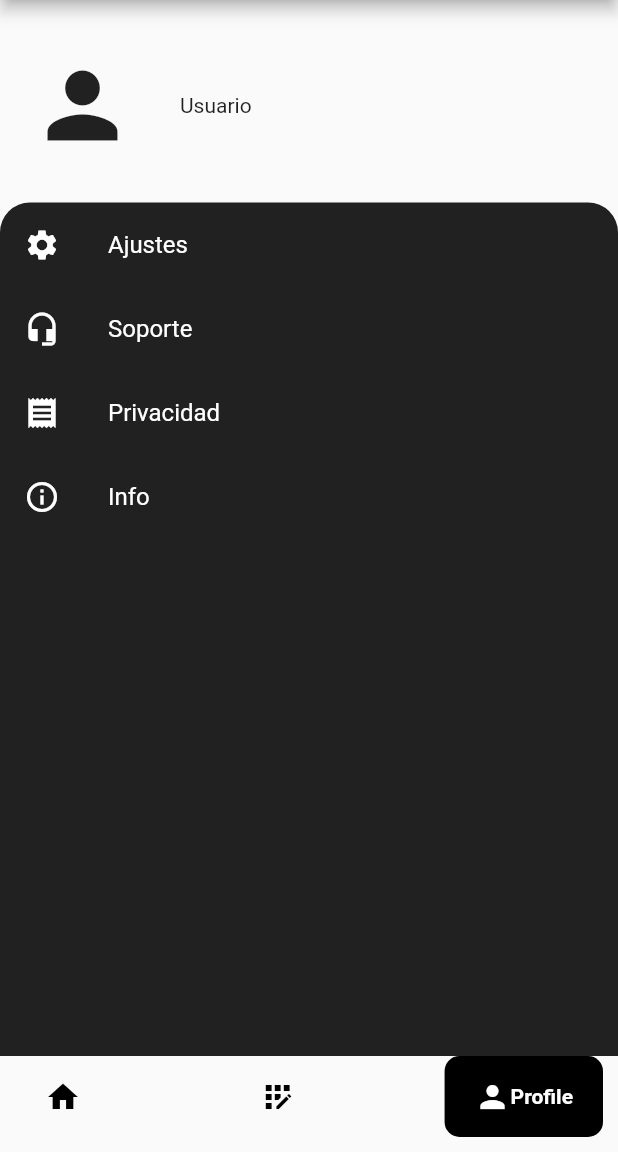
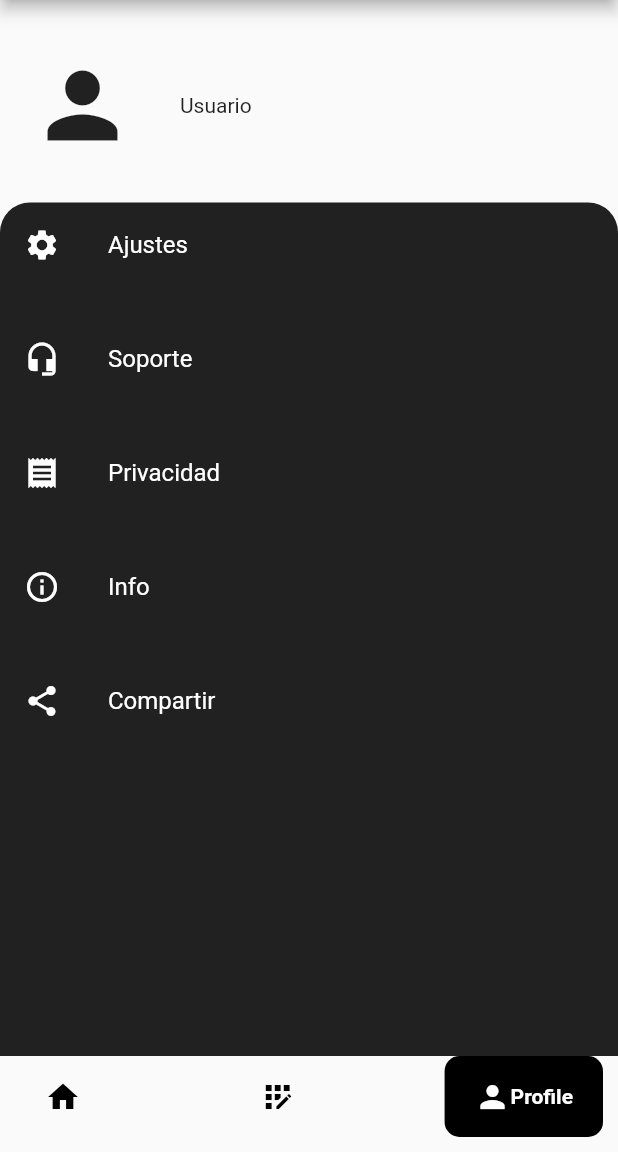
Before and after one commit to Fabiola08/crud, a Flutter app: the screen it shows once a user with an empty profile is signed in, item 3 of the bottom bar chosen, on a phone screen of 412 x 824 dp, the part 84-1236 px from its top. Run offline on Flutter 3.47's test engine with Material 2 defaults, Android fonts, the phone set to English and light mode, and no system bars; drawn by our look-alikes of google_nav_bar; our stand-ins replace cloud_firestore, firebase_auth, firebase_core, firebase_database, firebase_storage, image_picker; accounts and stored records are empty.

```diff
--- a/lib/pages/home_page.dart
+++ b/lib/pages/home_page.dart
@@ -18,10 +18,10 @@ class Home extends StatefulWidget {
 class _HomePageState extends State<Home> {
     int indexTap = 0;
 
-  final List<Widget> widgetsChildren = const [
-    HomeScreen(),
-    SearchScreen(),
-    Profile(),
+  final List<Widget> widgetsChildren =  [
+    const HomeScreen(),
+    const RealtimeDatabase(),
+    const Profile(),
   ];
 
 
--- a/lib/pages/profile.dart
+++ b/lib/pages/profile.dart
@@ -66,19 +66,29 @@ class _ProfileState extends State<Profile> {
                     iconColor: Colors.white,
                     onTap: () {},
                   ),
+
+                  const SizedBox(height: 20),
+
                   ListTile(
                     leading: const Icon(Icons.headset_mic),
                     title: const Text('Soporte'),
                     textColor: Colors.white,
                     iconColor: Colors.white,
                     onTap: () {},
-                  ),ListTile(
+                  ),
+
+                  const SizedBox(height: 20),
+
+                  ListTile(
                     leading: const Icon(Icons.receipt),
                     title: const Text('Privacidad'),
                     textColor: Colors.white,
                     iconColor: Colors.white,
                     onTap: () {},
                   ),
+
+                  const SizedBox(height: 20),
+
                   ListTile(
                     leading: const Icon(Icons.info_outline),
                     title: const Text('Info'),
@@ -86,6 +96,26 @@ class _ProfileState extends State<Profile> {
                     iconColor: Colors.white,
                     onTap: () {},
                   ),
+
+                  const SizedBox(height: 20),
+
+                  ListTile(
+                    leading: const Icon(Icons.share),
+                    title: const Text('Compartir'),
+                    textColor: Colors.white,
+                    iconColor: Colors.white,
+                    onTap: () {},
+                  ),
+
+                  const SizedBox(height: 20),
+
+                  // ListTile(
+                  //   leading: const Icon(Icons.info_outline),
+                  //   title: const Text('Info'),
+                  //   textColor: Colors.white,
+                  //   iconColor: Colors.white,
+                  //   onTap: () {},
+                  // ),
                 ],
               ),
             )
--- a/pubspec.yaml
+++ b/pubspec.yaml
@@ -42,6 +42,9 @@ dependencies:
   firebase_storage: ^11.1.0
   image_picker: ^0.8.7+1
   firebase_database: ^10.1.0
+  flutter_bloc: ^8.1.2
+  flutter_onboarding: ^0.0.9
+
 
 dev_dependencies:
   flutter_test:
```
Also changed, not shown: lib/pages/search_screen.dart (+83 -3 lines), pubspec.lock, 1 other file.
